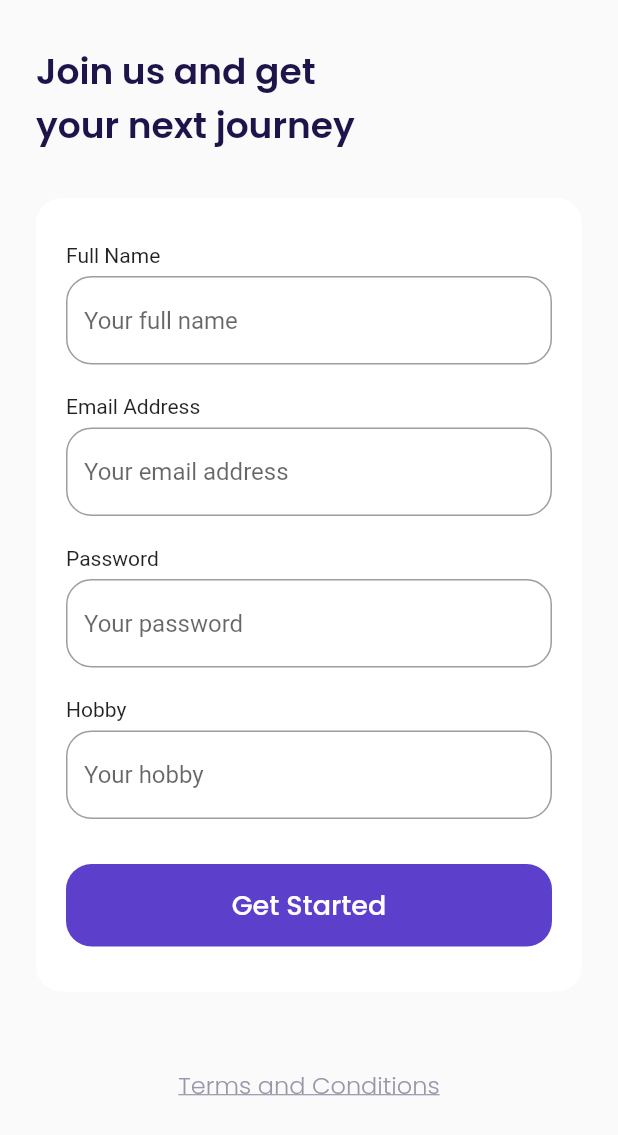
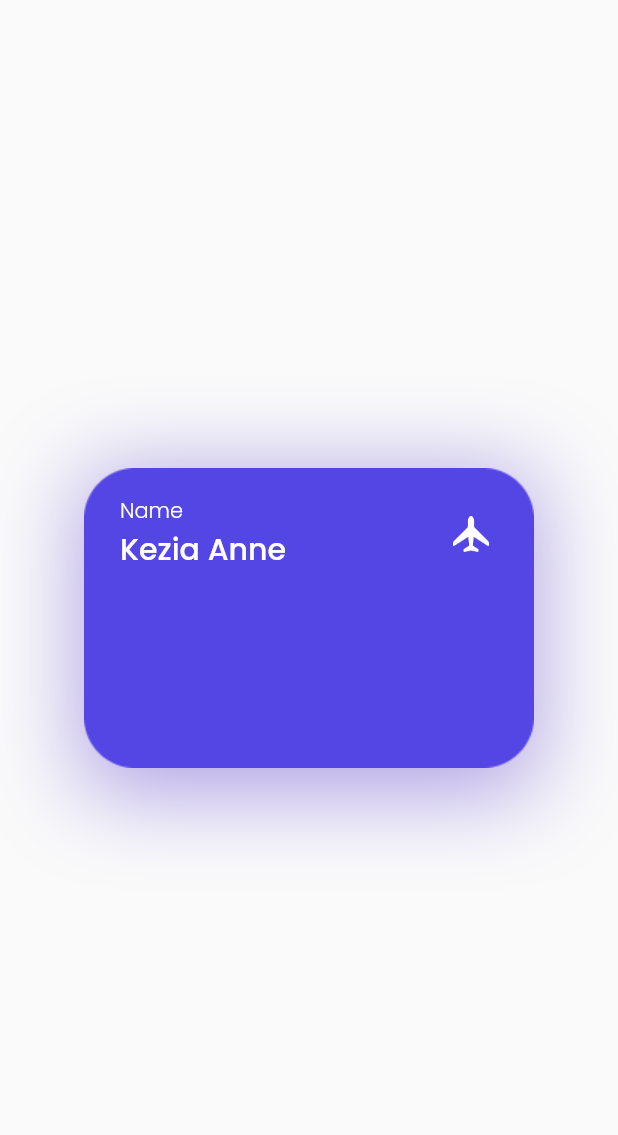
Before and after one commit to ramadhan-eko/Travel-Plane, a Flutter app: the SignUpPage screen opened by its route, after a tap on "Get Started", on a phone screen of 412 x 824 dp. Shown: the top 1135 px of the screen. Run offline on Flutter 3.47's test engine with Material 2 defaults, Android fonts, the phone set to English and light mode, and no system bars; our stand-ins replace google_fonts.

Commit message:
fitur bonus page

```diff
--- a/lib/main.dart
+++ b/lib/main.dart
@@ -1,5 +1,6 @@
-import 'package:airplane/ui/pages/get_started_page.dart';
 import 'package:flutter/material.dart';
+import 'ui/pages/bonus.page.dart';
+import 'ui/pages/get_started_page.dart';
 import 'ui/pages/sign_up_page.dart';
 import 'ui/pages/splash_page.dart';
 
@@ -18,6 +19,7 @@ class MyApp extends StatelessWidget {
         '/': (context) => SplashPage(),
         '/get-started': (context) => GetStartedPage(),
         '/sign-up': (context) => SignUpPage(),
+        '/bonus': (context) => BonusPage(),
       },
     );
   }
--- /dev/null
+++ b/lib/ui/pages/bonus.page.dart
@@ -0,0 +1,87 @@
+import 'package:flutter/material.dart';
+import '../../shared/theme.dart';
+
+class BonusPage extends StatelessWidget {
+  const BonusPage({Key? key}) : super(key: key);
+
+  @override
+  Widget build(BuildContext context) {
+    Widget bonusCard() {
+      return Container(
+        width: 300,
+        height: 211,
+        padding: EdgeInsets.all(
+          defaultMargin,
+        ),
+        decoration: BoxDecoration(
+          image: DecorationImage(
+            image: AssetImage(
+              'assets/image_card.png',
+            ),
+          ),
+          boxShadow: [
+            BoxShadow(
+              color: kPrimaryColor.withOpacity(0.5),
+              blurRadius: 50,
+              offset: Offset(0, 10),
+            )
+          ],
+        ),
+        child: Column(
+          crossAxisAlignment: CrossAxisAlignment.start,
+          children: [
+            Row(
+              children: [
+                Expanded(
+                  child: Column(
+                    crossAxisAlignment: CrossAxisAlignment.start,
+                    children: [
+                      Text(
+                        'Name',
+                        style: whiteTextStyle.copyWith(
+                          fontWeight: light,
+                        ),
+                      ),
+                      Text(
+                        'Kezia Anne',
+                        style: whiteTextStyle.copyWith(
+                          fontSize: 20,
+                          fontWeight: medium,
+                        ),
+                        overflow: TextOverflow.ellipsis,
+                      ),
+                    ],
+                  ),
+                ),
+                Container(
+                  width: 24,
+                  height: 24,
+                  margin: EdgeInsets.only(right: 6),
+                  decoration: BoxDecoration(
+                    image: DecorationImage(
+                      image: AssetImage(
+                        'assets/icon_plane.png',
+                      ),
+                    ),
+                  ),
+                ),
+              ],
+            )
+          ],
+        ),
+      );
+    }
+
+    return Scaffold(
+      backgroundColor: kBackgroundColor,
+      body: Center(
+        child: Column(
+          mainAxisAlignment: MainAxisAlignment.center,
+          children: [
+            bonusCard(),
+          ],
+        ),
+      ),
+    );
+  }
+}
--- a/lib/ui/pages/sign_up_page.dart
+++ b/lib/ui/pages/sign_up_page.dart
@@ -170,7 +170,9 @@ class SignUpPage extends StatelessWidget {
           width: double.infinity,
           height: 55,
           child: TextButton(
-            onPressed: () {},
+            onPressed: () {
+              Navigator.pushNamed(context, '/bonus');
+            },
             style: TextButton.styleFrom(
                 backgroundColor: kPrimaryColor,
                 shape: RoundedRectangleBorder(
--- a/pubspec.yaml
+++ b/pubspec.yaml
@@ -65,6 +65,7 @@ flutter:
   assets:
     - assets/icon_plane.png
     - assets/image_get_started.png
+    - assets/image_card.png
 
   # An image asset can refer to one or more resolution-specific "variants", see
   # https://flutter.dev/assets-and-images/#resolution-aware.
```
Also changed, not shown: assets/image_card.png, pubspec.lock.
